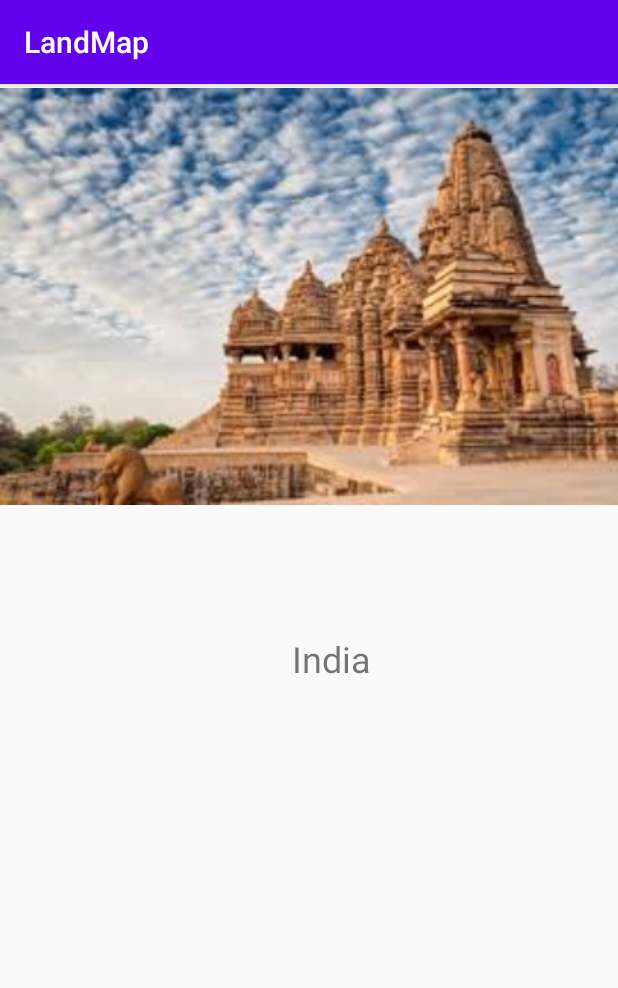
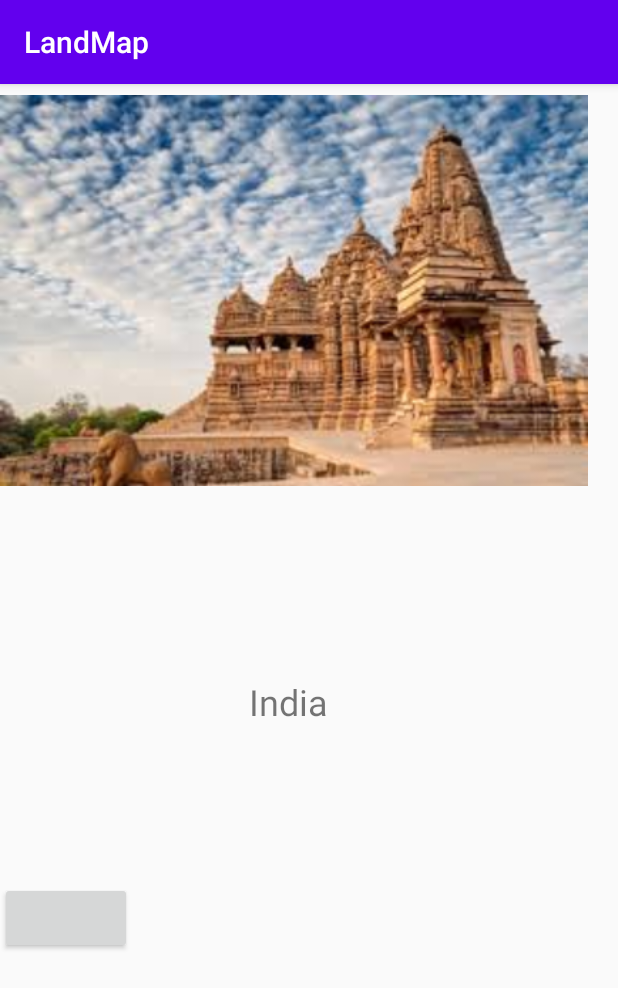
Before and after one commit to rishig1998/LandMap, an Android app: the screen it shows after launch (Detail), after a tap on "India", on a phone screen of 412 x 824 dp. Shown: the top 988 px of the screen. Run offline under Robolectric (Android 15) with nearby library versions, the phone set to English and light mode, and no system bars.

Commit message:
lession-2

```diff
--- a/app/src/main/java/com/example/landmap/Detail.kt
+++ b/app/src/main/java/com/example/landmap/Detail.kt
@@ -1,9 +1,13 @@
 package com.example.landmap
 
-import android.content.Intent
 import androidx.appcompat.app.AppCompatActivity
 import android.os.Bundle
+import android.view.View
+import android.widget.Adapter
+import android.widget.AdapterView
 import kotlinx.android.synthetic.main.activity_detail.*
+import android.content.Intent as Intent1
+import android.content.Intent as Intent2
 
 class Detail : AppCompatActivity() {
     override fun onCreate(savedInstanceState: Bundle?) {
@@ -11,6 +15,15 @@ class Detail : AppCompatActivity() {
         setContentView(R.layout.activity_detail)
         val intent=intent
         val name=intent.getStringExtra("name")
+
         textView.text=name
+
+        val chose=Global.Chose
+
+        val setImage=chose.chooseImage
+
+        imageView2.setImageBitmap(setImage)
+
     }
+
 }
--- /dev/null
+++ b/app/src/main/java/com/example/landmap/Global.kt
@@ -0,0 +1,16 @@
+package com.example.landmap
+
+import android.graphics.Bitmap
+
+class Global {
+    companion object Chose{
+        var chooseImage:Bitmap?=null
+        fun returnImage():Bitmap
+        {
+            return chooseImage!!
+
+        }
+
+    }
+
+}
--- a/app/src/main/java/com/example/landmap/MainActivity.kt
+++ b/app/src/main/java/com/example/landmap/MainActivity.kt
@@ -30,9 +30,10 @@ class MainActivity : AppCompatActivity() {
         val lundun=BitmapFactory.decodeResource(applicationContext.resources,R.drawable.lundun)
         val irak=BitmapFactory.decodeResource(applicationContext.resources,R.drawable.irak)
         val france=BitmapFactory.decodeResource(applicationContext.resources,R.drawable.france)
+
         var landimage=ArrayList<Bitmap>()
 
-        landimage= arrayListOf(india,lundun,irak,france)
+        landimage= arrayListOf(india ,uk,lundun,irak,france)
 
         val arrayAdapter=ArrayAdapter<String>(this,android.R.layout.simple_list_item_1,arrayList)
 
@@ -42,7 +43,13 @@ class MainActivity : AppCompatActivity() {
         listview.onItemClickListener=AdapterView.OnItemClickListener{ adapterView: AdapterView<*>, view1: View, i: Int, l: Long ->
             var intent=Intent(applicationContext,Detail::class.java)
             intent.putExtra("name",arrayList[i])
+            val bitmap=landimage[i]
+            val chose=Global.Chose
+            chose.chooseImage=bitmap
+
+
             startActivity(intent)
+
 
         }
 
--- a/app/src/main/res/layout/activity_detail.xml
+++ b/app/src/main/res/layout/activity_detail.xml
@@ -6,31 +6,37 @@
     android:layout_height="match_parent"
     tools:context=".Detail">
 
-    <ImageView
-        android:id="@+id/imageView"
-        android:layout_width="417dp"
-        android:layout_height="283dp"
-        android:scaleType="fitCenter"
-        app:layout_constraintBottom_toBottomOf="parent"
-        app:layout_constraintEnd_toEndOf="parent"
-        app:layout_constraintHorizontal_bias="0.0"
-        app:layout_constraintStart_toStartOf="parent"
-        app:layout_constraintTop_toTopOf="parent"
-        app:layout_constraintVertical_bias="0.0"
-        app:srcCompat="@drawable/india" />
-
     <TextView
         android:id="@+id/textView"
         android:layout_width="224dp"
         android:layout_height="56dp"
-        android:layout_marginTop="72dp"
+        android:layout_marginBottom="224dp"
         android:gravity="center"
         android:text="TextView"
         android:textSize="24sp"
         app:layout_constraintBottom_toBottomOf="parent"
         app:layout_constraintEnd_toEndOf="parent"
-        app:layout_constraintHorizontal_bias="0.577"
+        app:layout_constraintHorizontal_bias="0.427"
         app:layout_constraintStart_toStartOf="parent"
-        app:layout_constraintTop_toBottomOf="@+id/imageView"
-        app:layout_constraintVertical_bias="0.0" />
+        app:layout_constraintTop_toBottomOf="@+id/imageView2"
+        app:layout_constraintVertical_bias="0.511" />
+
+    <ImageView
+        android:id="@+id/imageView2"
+        android:layout_width="392dp"
+        android:layout_height="275dp"
+        tools:layout_editor_absoluteX="9dp"
+        tools:layout_editor_absoluteY="8dp"
+        tools:srcCompat="@tools:sample/backgrounds/scenic" />
+
+    <Button
+        android:id="@+id/button"
+        android:layout_width="wrap_content"
+        android:layout_height="wrap_content"
+        android:layout_marginTop="92dp" android:onClick="back"
+
+        app:layout_constraintTop_toBottomOf="@+id/textView"
+        tools:layout_editor_absoluteX="146dp"
+        tools:ignore="MissingConstraints,OnClick" />
+
 </androidx.constraintlayout.widget.ConstraintLayout>
```
